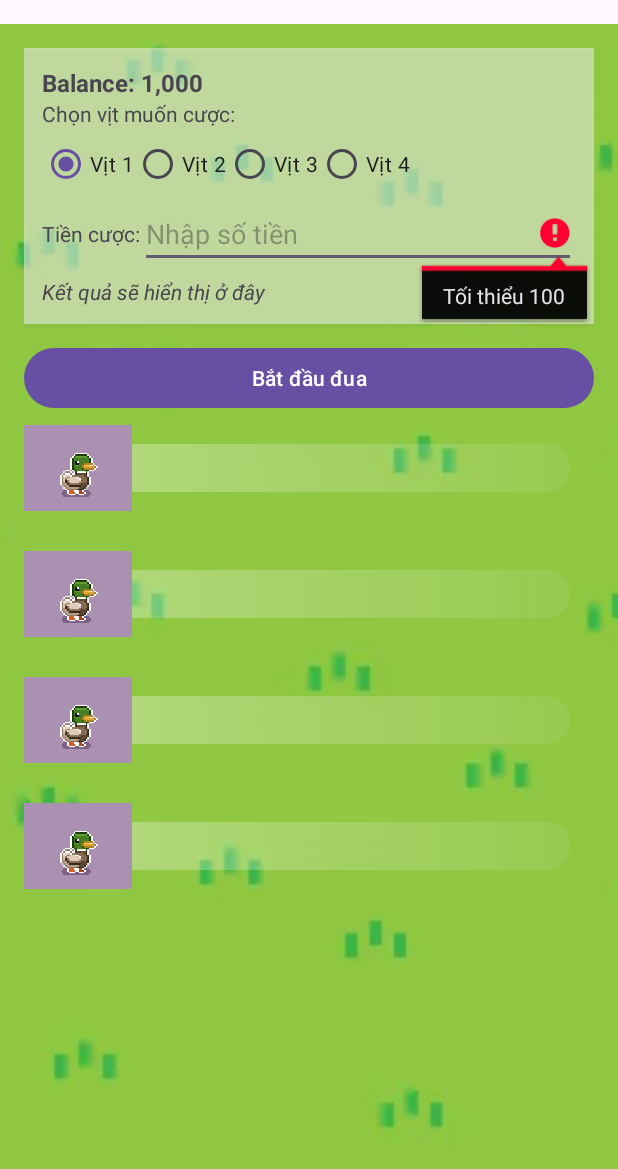
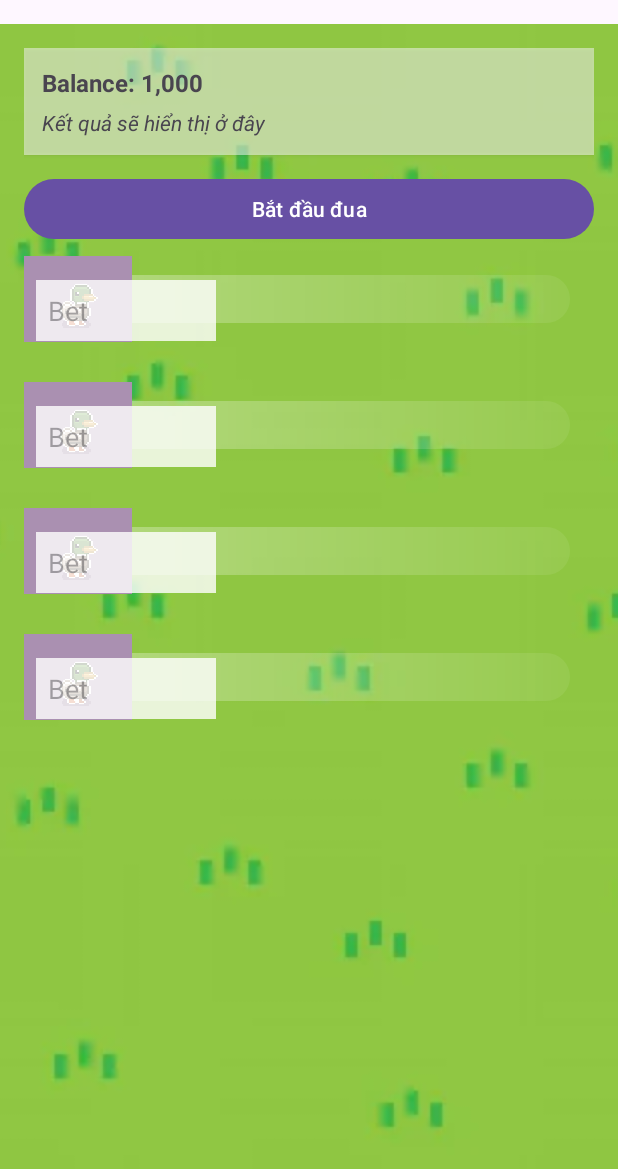
Before and after one commit to toki-ai/betting-game-android, an Android app: the screen it shows after launch (MainActivity), after a tap on "Bắt đầu đua", on a phone screen of 412 x 824 dp. Shown: the top 1169 px of the screen. Run offline under Robolectric (Android 15) with nearby library versions, the phone set to English and light mode, and no system bars.

Commit message:
feat: change new UI bet

```diff
--- a/app/src/main/java/com/example/bettinggame/MainActivity.java
+++ b/app/src/main/java/com/example/bettinggame/MainActivity.java
@@ -7,8 +7,6 @@ import android.view.View;
 import android.widget.Button;
 import android.widget.EditText;
 import android.widget.ImageView;
-import android.widget.RadioButton;
-import android.widget.RadioGroup;
 import android.widget.TextView;
 import android.widget.SeekBar;
 import android.widget.Toast;
@@ -48,8 +46,7 @@ public class MainActivity extends AppCompatActivity {
     private boolean raceRunning = false; // prevents multiple starts
 
     // Betting UI
-    private RadioGroup rgDucks;
-    private EditText etBetAmount;
+    private EditText etBet1, etBet2, etBet3, etBet4;
     private TextView tvBalance, tvResult;
     private View betPanel;
     private int selectedDuckIndex = 0; // 0..3
@@ -88,33 +85,55 @@ public class MainActivity extends AppCompatActivity {
         btnStart.setOnClickListener(v -> startRace());
 
         // Ánh xạ view đặt cược
-        rgDucks = findViewById(R.id.rgDucks);
-        etBetAmount = findViewById(R.id.etBetAmount);
         tvBalance = findViewById(R.id.tvBalance);
         tvResult = findViewById(R.id.tvResult);
         betPanel = findViewById(R.id.betPanel);
+        etBet1 = findViewById(R.id.etBet1);
+        etBet2 = findViewById(R.id.etBet2);
+        etBet3 = findViewById(R.id.etBet3);
+        etBet4 = findViewById(R.id.etBet4);
 
         // Cập nhật text số dư ban đầu
         updateBalanceText();
 
-        // Lắng nghe radio để biết vịt được chọn
-        rgDucks.setOnCheckedChangeListener((group, checkedId) -> {
-            if (checkedId == R.id.rbDuck1) selectedDuckIndex = 0;
-            else if (checkedId == R.id.rbDuck2) selectedDuckIndex = 1;
-            else if (checkedId == R.id.rbDuck3) selectedDuckIndex = 2;
-            else if (checkedId == R.id.rbDuck4) selectedDuckIndex = 3;
-        });
+        // Không còn radio chọn vịt; xác định qua ô nhập tiền của từng lane
     }
 
     private void startRace() {
         // Nếu đang chạy thì không làm gì
         if (raceRunning) return;
 
+        // Xác định vịt được chọn: ưu tiên dòng có tiền nhập > 0, đồng thời chỉ cho phép 1 dòng hợp lệ
+        int[] bets = new int[]{
+                betManager.parseAmount(etBet1 != null && etBet1.getText()!=null ? etBet1.getText().toString() : ""),
+                betManager.parseAmount(etBet2 != null && etBet2.getText()!=null ? etBet2.getText().toString() : ""),
+                betManager.parseAmount(etBet3 != null && etBet3.getText()!=null ? etBet3.getText().toString() : ""),
+                betManager.parseAmount(etBet4 != null && etBet4.getText()!=null ? etBet4.getText().toString() : "")
+        };
+
+        int activeCount = 0;
+        int betAmount = 0;
+        int chosenIndex = -1;
+        for (int i = 0; i < bets.length; i++) {
+            if (bets[i] > 0) {
+                activeCount++;
+                betAmount = bets[i];
+                chosenIndex = i;
+            }
+        }
+        if (activeCount == 0) {
+            Toast.makeText(this, "Nhập tiền cược tại đúng 1 con vịt", Toast.LENGTH_SHORT).show();
+            return;
+        }
+        if (activeCount > 1) {
+            Toast.makeText(this, "Chỉ được đặt cho 1 con vịt mỗi vòng", Toast.LENGTH_SHORT).show();
+            return;
+        }
+        selectedDuckIndex = chosenIndex;
         // Lấy tiền cược và kiểm tra hợp lệ trước khi bắt đầu đua
-        int betAmount = betManager.parseAmount(etBetAmount.getText() != null ? etBetAmount.getText().toString() : "");
         BetManager.ValidationResult vr = betManager.validateBet(betAmount);
         if (!vr.valid) {
-            if (etBetAmount != null) etBetAmount.setError(vr.message);
+            setErrorOnChosenBetField(chosenIndex, vr.message);
             Toast.makeText(this, vr.message != null ? vr.message : "Tiền cược không hợp lệ", Toast.LENGTH_SHORT).show();
             return;
         }
@@ -132,7 +151,7 @@ public class MainActivity extends AppCompatActivity {
         raceRunning = true;
         btnStart.setEnabled(false);
         btnStart.setText("Đang đua...");
-        setBettingControlsEnabled(false);
+        setPerDuckInputsEnabled(false);
 
         // remove previous callbacks (reset)
         handler.removeCallbacksAndMessages(null);
@@ -162,6 +181,9 @@ public class MainActivity extends AppCompatActivity {
             finishLineMoving = true;
             bgHandler.post(finishRunnable);
         });
+
+        // Chốt tiền cược cho vòng này để dùng trong inner class (phải là final/effectively final)
+        final int betForRace = betAmount;
 
         // start each animal's progress + sprite
         for (int i = 0; i < animals.length; i++) {
@@ -201,7 +223,7 @@ public class MainActivity extends AppCompatActivity {
                             stopAllRunnables();
                             announceWinner(index);
                             // Tính payout đơn giản: nếu chọn đúng -> nhận 2x tiền cược, sai -> mất cược
-                            handlePayout(index, betAmount);
+                            handlePayout(index, betForRace);
                         }
                     }
                 }
@@ -263,10 +285,10 @@ public class MainActivity extends AppCompatActivity {
             btnStart.setEnabled(true);
             btnStart.setText("Bắt đầu đua");
             // Mở lại control đặt cược
-            setBettingControlsEnabled(true);
+            setPerDuckInputsEnabled(true);
             // Hiện lại panel đặt cược và xoá tiền cược cũ để vòng mới rõ ràng
             if (betPanel != null) betPanel.setVisibility(View.VISIBLE);
-            if (etBetAmount != null) etBetAmount.setText("");
+            clearPerDuckInputs();
         });
     }
 
@@ -287,12 +309,27 @@ public class MainActivity extends AppCompatActivity {
 
     // parseBetAmount -> đã chuyển sang BetManager
 
-    private void setBettingControlsEnabled(boolean enabled) {
-        for (int i = 0; i < rgDucks.getChildCount(); i++) {
-            View child = rgDucks.getChildAt(i);
-            child.setEnabled(enabled);
-        }
-        etBetAmount.setEnabled(enabled);
+    private void setPerDuckInputsEnabled(boolean enabled) {
+        if (etBet1 != null) etBet1.setEnabled(enabled);
+        if (etBet2 != null) etBet2.setEnabled(enabled);
+        if (etBet3 != null) etBet3.setEnabled(enabled);
+        if (etBet4 != null) etBet4.setEnabled(enabled);
+    }
+
+    private void clearPerDuckInputs() {
+        if (etBet1 != null) etBet1.setText("");
+        if (etBet2 != null) etBet2.setText("");
+        if (etBet3 != null) etBet3.setText("");
+        if (etBet4 != null) etBet4.setText("");
+    }
+
+    private void setErrorOnChosenBetField(int index, String message) {
+        EditText target = null;
+        if (index == 0) target = etBet1;
+        else if (index == 1) target = etBet2;
+        else if (index == 2) target = etBet3;
+        else if (index == 3) target = etBet4;
+        if (target != null) target.setError(message);
     }
 
     private void handlePayout(int winnerIndex, int betAmount) {
--- a/app/src/main/res/layout/activity_main.xml
+++ b/app/src/main/res/layout/activity_main.xml
@@ -35,7 +35,7 @@
         android:layout_height="match_parent"
         android:padding="16dp">
 
-        <!-- Panel đặt cược: chọn vịt, nhập tiền cược, hiển thị số dư & kết quả -->
+        <!-- Panel đặt cược: hiển thị số dư & kết quả (đặt tiền trực tiếp tại từng lane) -->
         <LinearLayout
             android:id="@+id/betPanel"
             android:layout_width="match_parent"
@@ -54,59 +54,7 @@
                 android:textStyle="bold"
                 android:textSize="16sp" />
 
-            <TextView
-                android:layout_width="wrap_content"
-                android:layout_height="wrap_content"
-                android:text="Chọn vịt muốn cược:"/>
-
-            <RadioGroup
-                android:id="@+id/rgDucks"
-                android:layout_width="match_parent"
-                android:layout_height="wrap_content"
-                android:orientation="horizontal">
-
-                <RadioButton
-                    android:id="@+id/rbDuck1"
-                    android:layout_width="wrap_content"
-                    android:layout_height="wrap_content"
-                    android:text="Vịt 1"
-                    android:checked="true"/>
-                <RadioButton
-                    android:id="@+id/rbDuck2"
-                    android:layout_width="wrap_content"
-                    android:layout_height="wrap_content"
-                    android:text="Vịt 2"/>
-                <RadioButton
-                    android:id="@+id/rbDuck3"
-                    android:layout_width="wrap_content"
-                    android:layout_height="wrap_content"
-                    android:text="Vịt 3"/>
-                <RadioButton
-                    android:id="@+id/rbDuck4"
-                    android:layout_width="wrap_content"
-                    android:layout_height="wrap_content"
-                    android:text="Vịt 4"/>
-            </RadioGroup>
-
-            <LinearLayout
-                android:layout_width="match_parent"
-                android:layout_height="wrap_content"
-                android:orientation="horizontal"
-                android:gravity="center_vertical">
-
-                <TextView
-                    android:layout_width="wrap_content"
-                    android:layout_height="wrap_content"
-                    android:text="Tiền cược:"/>
-
-                <EditText
-                    android:id="@+id/etBetAmount"
-                    android:layout_width="0dp"
-                    android:layout_height="wrap_content"
-                    android:layout_weight="1"
-                    android:inputType="number"
-                    android:hint="Nhập số tiền"/>
-            </LinearLayout>
+            <!-- Bỏ chọn vịt và ô nhập chung; mỗi lane sẽ có ô nhập riêng -->
 
             <TextView
                 android:id="@+id/tvResult"
@@ -144,6 +92,17 @@
                 android:layout_height="72dp"
                 android:layout_gravity="center_vertical"
                 android:src="@drawable/animal1_idle"/>
+
+            <EditText
+                android:id="@+id/etBet1"
+                android:layout_width="120dp"
+                android:layout_height="wrap_content"
+                android:layout_gravity="bottom|start"
+                android:layout_margin="8dp"
+                android:hint="Bet"
+                android:inputType="number"
+                android:padding="8dp"
+                android:background="#CCFFFFFF"/>
         </FrameLayout>
 
         <!-- lane 2 -->
@@ -166,6 +125,17 @@
                 android:layout_height="72dp"
                 android:layout_gravity="center_vertical"
                 android:src="@drawable/animal2_idle"/>
+
+            <EditText
+                android:id="@+id/etBet2"
+                android:layout_width="120dp"
+                android:layout_height="wrap_content"
+                android:layout_gravity="bottom|start"
+                android:layout_margin="8dp"
+                android:hint="Bet"
+                android:inputType="number"
+                android:padding="8dp"
+                android:background="#CCFFFFFF"/>
         </FrameLayout>
 
         <!-- lane 3 -->
@@ -188,6 +158,17 @@
                 android:layout_height="72dp"
                 android:layout_gravity="center_vertical"
                 android:src="@drawable/animal3_idle"/>
+
+            <EditText
+                android:id="@+id/etBet3"
+                android:layout_width="120dp"
+                android:layout_height="wrap_content"
+                android:layout_gravity="bottom|start"
+                android:layout_margin="8dp"
+                android:hint="Bet"
+                android:inputType="number"
+                android:padding="8dp"
+                android:background="#CCFFFFFF"/>
         </FrameLayout>
 
         <!-- lane 4 -->
@@ -210,6 +191,17 @@
                 android:layout_height="72dp"
                 android:layout_gravity="center_vertical"
                 android:src="@drawable/animal4_idle"/>
+
+            <EditText
+                android:id="@+id/etBet4"
+                android:layout_width="120dp"
+                android:layout_height="wrap_content"
+                android:layout_gravity="bottom|start"
+                android:layout_margin="8dp"
+                android:hint="Bet"
+                android:inputType="number"
+                android:padding="8dp"
+                android:background="#CCFFFFFF"/>
         </FrameLayout>
 
     </LinearLayout>
```
